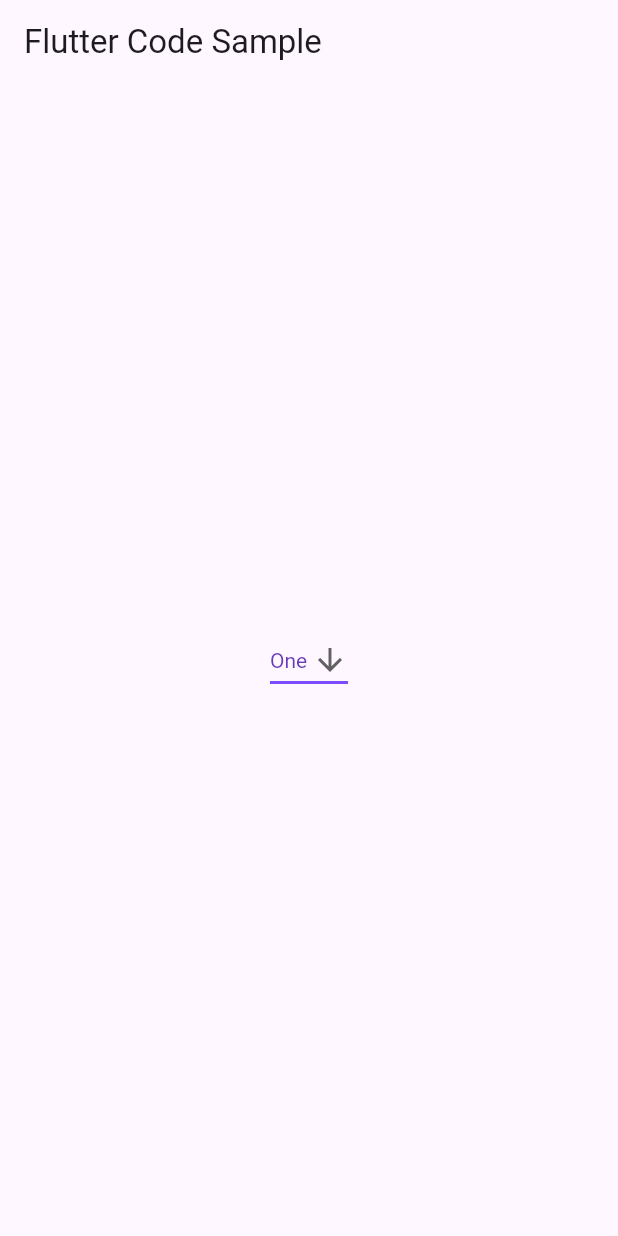
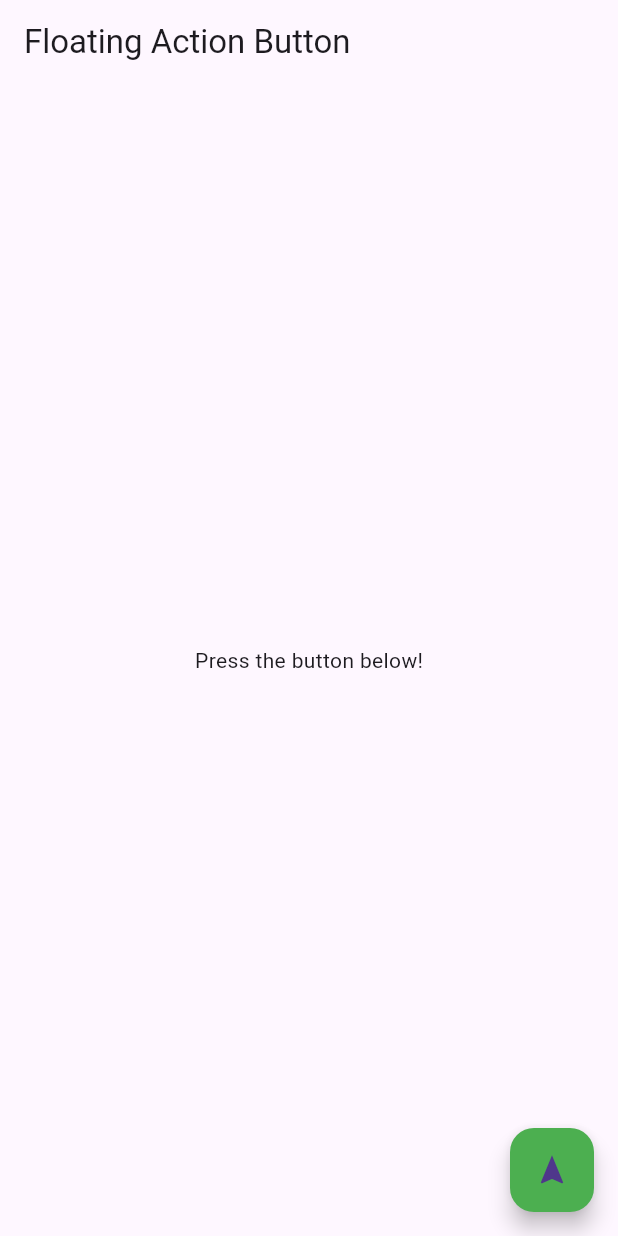
Before and after one commit to chaayaan/flutter_cl42_button_all, a Flutter app: the screen it shows after launch, on a phone screen of 412 x 824 dp. Run offline on Flutter 3.47's test engine with Material 3 defaults, Android fonts, the phone set to English and light mode, and no system bars; our stand-ins replace fluttertoast.

Commit message:
last button added

```diff
--- a/lib/main.dart
+++ b/lib/main.dart
@@ -287,6 +287,69 @@ class _MyStatefulWidgetState extends State<MyStatefulWidget> {
 */
 
 //5.Dropdown Button
+// class Button_6_demo extends StatelessWidget {
+//   const Button_6_demo({Key? key}) : super(key: key);
+//
+//
+//   static const String _title = 'Flutter Code Sample';
+//
+//
+//   @override
+//   Widget build(BuildContext context) {
+//     return MaterialApp(
+//       title: _title,
+//       home: Scaffold(
+//         appBar: AppBar(title: const Text(_title)),
+//         body: const Center(
+//           child: MyStatefulWidget(),
+//         ),
+//       ),
+//     );
+//   }
+// }
+//
+//
+// class MyStatefulWidget extends StatefulWidget {
+//   const MyStatefulWidget({Key? key}) : super(key: key);
+//
+//
+//   @override
+//   State<MyStatefulWidget> createState() => _MyStatefulWidgetState();
+// }
+//
+//
+// class _MyStatefulWidgetState extends State<MyStatefulWidget> {
+//   String dropdownValue = 'One';
+//
+//
+//   @override
+//   Widget build(BuildContext context) {
+//     return DropdownButton<String>(
+//       value: dropdownValue,
+//       icon: const Icon(Icons.arrow_downward),
+//       elevation: 16,
+//       style: const TextStyle(color: Colors.deepPurple),
+//       underline: Container(
+//         height: 2,
+//         color: Colors.deepPurpleAccent,
+//       ),
+//       onChanged: (String? newValue) {
+//         setState(() {
+//           dropdownValue = newValue!;
+//         });
+//       },
+//       items: <String>['One', 'Two', 'Free', 'Four']
+//           .map<DropdownMenuItem<String>>((String value) {
+//         return DropdownMenuItem<String>(
+//           value: value,
+//           child: Text(value),
+//         );
+//       }).toList(),
+//     );
+//   }
+// }
+
+//6.FloatingAction Button
 class Button_6_demo extends StatelessWidget {
   const Button_6_demo({Key? key}) : super(key: key);
 
@@ -296,57 +359,50 @@ class Button_6_demo extends StatelessWidget {
 
   @override
   Widget build(BuildContext context) {
-    return MaterialApp(
+    return const MaterialApp(
       title: _title,
-      home: Scaffold(
-        appBar: AppBar(title: const Text(_title)),
-        body: const Center(
-          child: MyStatefulWidget(),
-        ),
-      ),
+      home: MyStatelessWidget(),
     );
   }
 }
 
 
-class MyStatefulWidget extends StatefulWidget {
-  const MyStatefulWidget({Key? key}) : super(key: key);
-
-
-  @override
-  State<MyStatefulWidget> createState() => _MyStatefulWidgetState();
-}
-
-
-class _MyStatefulWidgetState extends State<MyStatefulWidget> {
-  String dropdownValue = 'One';
+class MyStatelessWidget extends StatelessWidget {
+  const MyStatelessWidget({Key? key}) : super(key: key);
 
 
   @override
   Widget build(BuildContext context) {
-    return DropdownButton<String>(
-      value: dropdownValue,
-      icon: const Icon(Icons.arrow_downward),
-      elevation: 16,
-      style: const TextStyle(color: Colors.deepPurple),
-      underline: Container(
-        height: 2,
-        color: Colors.deepPurpleAccent,
+    return Scaffold(
+      appBar: AppBar(
+        title: const Text('Floating Action Button'),
       ),
-      onChanged: (String? newValue) {
-        setState(() {
-          dropdownValue = newValue!;
-        });
-      },
-      items: <String>['One', 'Two', 'Free', 'Four']
-          .map<DropdownMenuItem<String>>((String value) {
-        return DropdownMenuItem<String>(
-          value: value,
-          child: Text(value),
-        );
-      }).toList(),
+      body: const Center(child: Text('Press the button below!')),
+      floatingActionButton: FloatingActionButton(
+        onPressed: () {
+          showToast();
+        },
+        backgroundColor: Colors.green,
+        child: const Icon(Icons.navigation),
+      ),
     );
   }
+
+
+
+
+  void showToast() {
+    Fluttertoast.showToast(
+      msg: "Hello i am Floting Action bar",
+      toastLength: Toast.LENGTH_SHORT,
+      gravity: ToastGravity.SNACKBAR,
+      timeInSecForIosWeb: 1,
+      backgroundColor: Colors.black,
+      textColor: Colors.white,
+      fontSize: 16.0,
+    );
+  }
+
+
+
 }
-
-//6.FloatingAction Button
```
